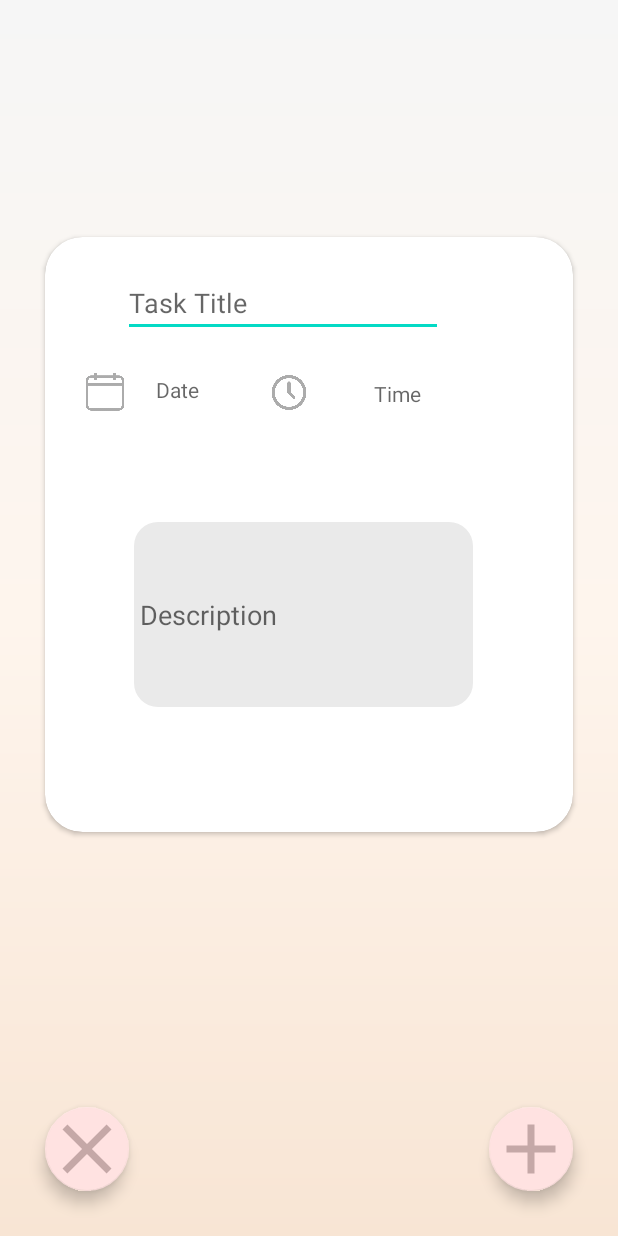
After one commit to nja7m/ToDoListApp, an Android app: the EditTaskActivity screen opened directly, with no data from a screen before it, on a phone screen of 412 x 824 dp. The commit adds this screen. Run offline under Robolectric (Android 15) with nearby library versions, the phone set to English and light mode, and no system bars; our stand-ins replace Firebase (no records; nobody signed in at launch, a user with empty details on screens opened directly); 5 statements that could not run were skipped.

Commit message:
update 2

```diff
--- /dev/null
+++ b/app/src/main/java/com/example/todolistapp/EditTaskActivity.kt
@@ -0,0 +1,82 @@
+package com.example.todolistapp
+
+import android.app.DatePickerDialog
+import android.app.TimePickerDialog
+import android.content.Intent
+import androidx.appcompat.app.AppCompatActivity
+import android.os.Bundle
+import android.widget.*
+import com.google.android.material.floatingactionbutton.FloatingActionButton
+import com.google.firebase.firestore.FirebaseFirestore
+import java.util.*
+
+class EditTaskActivity : AppCompatActivity() {
+    override fun onCreate(savedInstanceState: Bundle?) {
+        super.onCreate(savedInstanceState)
+        setContentView(R.layout.activity_edit_task)
+        var task = intent.getSerializableExtra("task") as Task
+        var editName = findViewById<EditText>(R.id.editTextEditTitle)
+        var editDate = findViewById<TextView>(R.id.textViewEditTaskDate)
+        var editTime = findViewById<TextView>(R.id.textViewEditTaskTime)
+        var editCalendar = findViewById<ImageView>(R.id.imageViewEditDate)
+        var editClock = findViewById<ImageView>(R.id.imageViewEditTime)
+        var editDescription = findViewById<EditText>(R.id.editTextEditDescription)
+        var buttonSaveEdit = findViewById<FloatingActionButton>(R.id.floatingActionButtonSave)
+        var buttonCancelEdit = findViewById<FloatingActionButton>(R.id.floatingActionButtonCancelEdit)
+
+        editName.setText(task.title)
+        editDate.text = task.date
+        editTime.text = task.time
+        editDescription.setText(task.description)
+
+        var time = Calendar.getInstance()
+        var hour =  time.get(Calendar.HOUR_OF_DAY)
+        var minutes = time.get(Calendar.MINUTE)
+
+        var calender = Calendar.getInstance()
+        var year =  calender.get(Calendar.YEAR)
+        var month = calender.get(Calendar.MONTH)
+        var  day = calender.get(Calendar.DAY_OF_MONTH)
+
+        editCalendar.setOnClickListener {
+            var datePickerDialog = DatePickerDialog(this,{view,year,month,dayOfMonth ->
+                editDate.text = "$dayOfMonth/${month+1}/$year"
+            },year,month,day)
+            datePickerDialog.show()
+        }
+
+        editClock.setOnClickListener {
+            var timePickerDialog = TimePickerDialog(this,{view,hour,minutes ->
+                editTime.text = "$hour:$minutes"
+//                Toast.makeText(this, getString(R.string.myToastString), Toast.LENGTH_SHORT).show()
+            },hour,minutes, false)
+            timePickerDialog.show()
+        }
+
+        buttonSaveEdit.setOnClickListener {
+            val taskMap: MutableMap<String, Any> = HashMap()
+            taskMap["Title"] = editName.text.toString()
+            taskMap["Date"] = editDate.text.toString()
+            taskMap["Time"] = editTime.text.toString()
+            taskMap["Description"] = editDescription.text.toString()
+
+            var db = FirebaseFirestore.getInstance()
+            db.collection("tasks").document(task.id!!)
+                .update(taskMap)
+                .addOnSuccessListener {
+                    var updateIntent = Intent(this,MainActivity::class.java)
+                    startActivity(updateIntent)
+                }
+                .addOnFailureListener {
+                    Toast.makeText(this, "Task did not updated", Toast.LENGTH_SHORT).show()
+                }
+        }
+        buttonCancelEdit.setOnClickListener {
+
+            finish()
+            var intent = Intent(this,MainActivity::class.java)
+
+            startActivity(intent)
+        }
+    }
+}
--- a/app/src/main/java/com/example/todolistapp/NewTask.kt
+++ b/app/src/main/java/com/example/todolistapp/NewTask.kt
@@ -56,6 +56,7 @@ class NewTask : AppCompatActivity() {
                 return@setOnClickListener
             }
             var newTask = Task(
+                null,
                 newTaskTitle.text.toString(),
                 newTaskDate.text.toString(),
                 newTaskTime.text.toString(),
@@ -74,7 +75,7 @@ class NewTask : AppCompatActivity() {
 // Add a new document with a generated ID
 
 // Add a new document with a generated ID
-            val taskInstance = Task(newTask.title,newTask.date,newTask.time,newTask.description,newTask.status)
+//            val taskInstance = Task(newTask.title,newTask.date,newTask.time,newTask.description,newTask.status)
             Toast.makeText(this, "Adding task", Toast.LENGTH_SHORT).show()
             Globals.db.collection("tasks")
                 .add(task)
--- a/app/src/main/java/com/example/todolistapp/Task.kt
+++ b/app/src/main/java/com/example/todolistapp/Task.kt
@@ -4,5 +4,5 @@ import java.io.Serializable
 import java.sql.Time
 import java.util.*
 
-class Task(var title:String, var time: String, var date : String, var description:String, var status: Boolean ) :Serializable {
+class Task( var id :String? =null, var title:String, var time: String, var date : String, var description:String, var status: Boolean ) :Serializable {
 }
--- /dev/null
+++ b/app/src/main/res/layout/activity_edit_task.xml
@@ -0,0 +1,132 @@
+<?xml version="1.0" encoding="utf-8"?>
+<androidx.constraintlayout.widget.ConstraintLayout xmlns:android="http://schemas.android.com/apk/res/android"
+    xmlns:app="http://schemas.android.com/apk/res-auto"
+    xmlns:tools="http://schemas.android.com/tools"
+    android:layout_width="match_parent"
+    android:layout_height="match_parent"
+    android:padding="10dp"
+    android:background="@drawable/background">
+
+    <androidx.cardview.widget.CardView
+        android:layout_width="0dp"
+        android:layout_height="0dp"
+        android:layout_marginStart="20dp"
+        android:layout_marginTop="148dp"
+        android:layout_marginEnd="20dp"
+        android:layout_marginBottom="259dp"
+        app:layout_constraintBottom_toBottomOf="parent"
+        app:layout_constraintEnd_toEndOf="parent"
+        app:layout_constraintHorizontal_bias="0.0"
+        app:layout_constraintStart_toStartOf="parent"
+        app:layout_constraintTop_toTopOf="parent"
+        app:layout_constraintVertical_bias="1.0"
+        app:cardCornerRadius="25dp">
+
+        <androidx.constraintlayout.widget.ConstraintLayout
+            android:id="@+id/constraintLayoutEdit"
+            android:layout_width="match_parent"
+            android:layout_height="match_parent">
+
+            <EditText
+                android:id="@+id/editTextEditTitle"
+                android:layout_width="wrap_content"
+                android:layout_height="wrap_content"
+                android:layout_marginStart="52dp"
+                android:layout_marginTop="21dp"
+                android:ems="10"
+                android:hint="Task Title"
+                android:inputType="textPersonName"
+                app:layout_constraintStart_toStartOf="parent"
+                app:layout_constraintTop_toTopOf="parent" />
+
+            <EditText
+                android:id="@+id/editTextEditDescription"
+                android:layout_width="226dp"
+                android:layout_height="123dp"
+                android:layout_marginStart="59dp"
+                android:layout_marginTop="25dp"
+                android:layout_marginBottom="38dp"
+                android:background="@drawable/text_view_bg"
+                android:ems="10"
+                android:hint="Description"
+                android:inputType="textPersonName"
+                app:layout_constraintBottom_toBottomOf="parent"
+                app:layout_constraintStart_toStartOf="parent"
+                app:layout_constraintTop_toBottomOf="@+id/imageViewEditTime" />
+
+            <ImageView
+                android:id="@+id/imageViewEditTime"
+                android:layout_width="25dp"
+                android:layout_height="30dp"
+                android:layout_marginStart="47dp"
+                android:layout_marginTop="22dp"
+                app:layout_constraintStart_toEndOf="@+id/textViewEditTaskDate"
+                app:layout_constraintTop_toBottomOf="@+id/editTextEditTitle"
+                app:srcCompat="@drawable/clock" />
+
+            <ImageView
+                android:id="@+id/imageViewEditDate"
+                android:layout_width="25dp"
+                android:layout_height="30dp"
+                android:layout_marginStart="27dp"
+                android:layout_marginTop="88dp"
+                app:layout_constraintStart_toStartOf="parent"
+                app:layout_constraintTop_toTopOf="parent"
+                app:srcCompat="@drawable/calendar" />
+
+            <TextView
+                android:id="@+id/textViewEditTaskDate"
+                android:layout_width="wrap_content"
+                android:layout_height="wrap_content"
+                android:layout_marginStart="21dp"
+                android:layout_marginTop="25dp"
+                android:hint="Date"
+                app:layout_constraintStart_toEndOf="@+id/imageViewEditDate"
+                app:layout_constraintTop_toBottomOf="@+id/editTextEditTitle" />
+
+            <TextView
+                android:id="@+id/textViewEditTaskTime"
+                android:layout_width="wrap_content"
+                android:layout_height="wrap_content"
+                android:layout_marginStart="44dp"
+                android:layout_marginTop="28dp"
+                android:hint="Time"
+                app:layout_constraintStart_toEndOf="@+id/imageViewEditTime"
+                app:layout_constraintTop_toBottomOf="@+id/editTextEditTitle" />
+
+        </androidx.constraintlayout.widget.ConstraintLayout>
+    </androidx.cardview.widget.CardView>
+
+    <com.google.android.material.floatingactionbutton.FloatingActionButton
+        android:id="@+id/floatingActionButtonSave"
+        android:layout_width="wrap_content"
+        android:layout_height="wrap_content"
+        android:layout_marginEnd="20dp"
+        android:layout_marginBottom="20dp"
+        android:clickable="true"
+        android:focusable="true"
+        android:foreground="@drawable/ic_baseline_add_24"
+        android:src="@drawable/ic_baseline_add_24"
+        android:tint="#C5A8A7"
+        app:backgroundTint="#FFE2E1"
+        app:layout_constraintBottom_toBottomOf="parent"
+        app:layout_constraintEnd_toEndOf="parent"
+        app:rippleColor="#FFE2E1" />
+
+    <com.google.android.material.floatingactionbutton.FloatingActionButton
+        android:id="@+id/floatingActionButtonCancelEdit"
+        android:layout_width="wrap_content"
+        android:layout_height="wrap_content"
+        android:layout_marginStart="20dp"
+        android:layout_marginBottom="20dp"
+        android:clickable="true"
+        android:focusable="true"
+        android:foreground="@drawable/ic_baseline_clear_24"
+        android:src="@drawable/ic_baseline_clear_24"
+        android:tint="#C5A8A7"
+        app:backgroundTint="#FFE2E1"
+        app:layout_constraintBottom_toBottomOf="parent"
+        app:layout_constraintStart_toStartOf="parent"
+        app:rippleColor="#FFE2E1" />
+
+</androidx.constraintlayout.widget.ConstraintLayout>
```
Also changed, not shown: app/src/main/AndroidManifest.xml (+11 -8 lines), app/src/main/java/com/example/todolistapp/MainActivity.kt (+6 -2 lines), app/src/main/java/com/example/todolistapp/TaskActivityDetails.kt (+22 -1 lines), app/src/main/res/layout/activity_main.xml (+6 -6 lines), app/src/main/res/layout/calendar_card_view.xml (+14 -2 lines).
